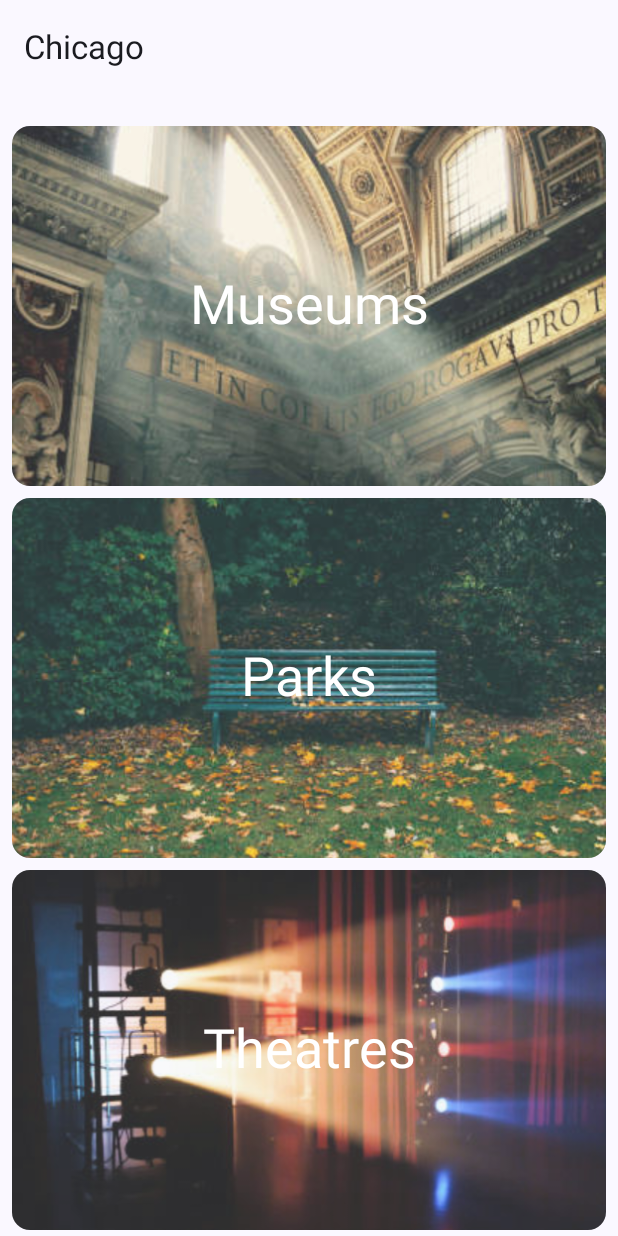
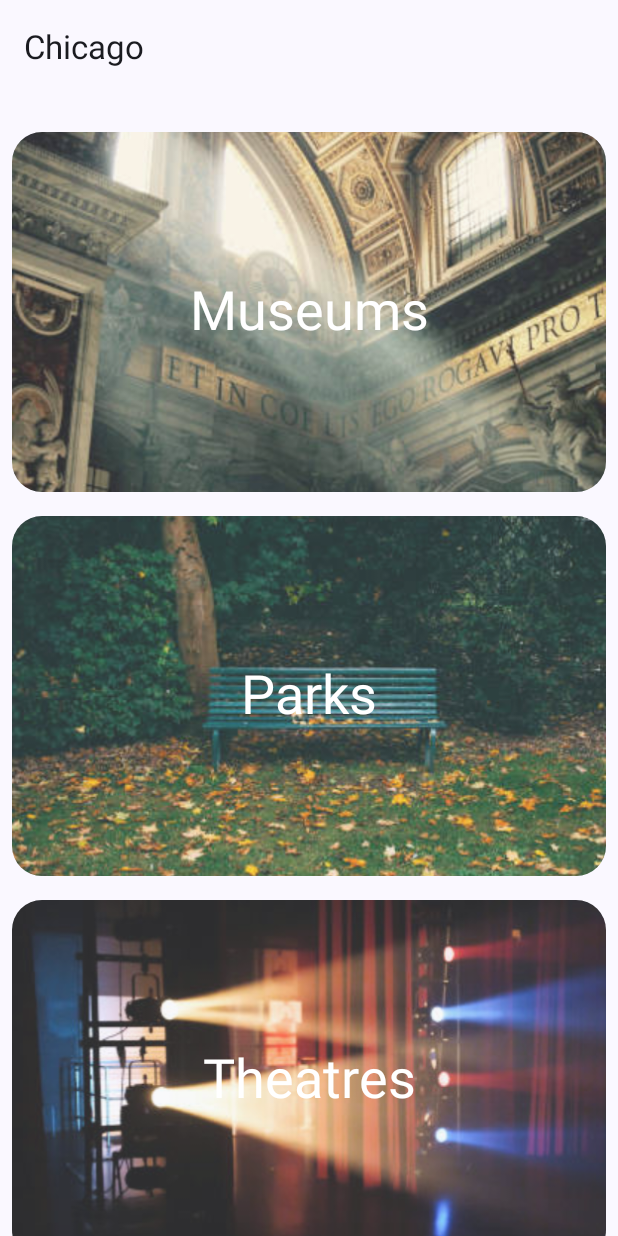
Before and after one commit to nascriptone/chicago, an Android app built with Jetpack Compose: the screen it shows after launch (MainActivity), on a phone screen of 412 x 824 dp. Run offline under Robolectric (Android 15) with nearby library versions, the phone set to English and light mode, and no system bars; our stand-ins replace window size class.

Commit message:
change project structure

```diff
--- a/app/src/main/java/com/example/chicago/ui/AppUIState.kt
+++ b/app/src/main/java/com/example/chicago/ui/AppUIState.kt
@@ -1,9 +1,10 @@
 package com.example.chicago.ui
 
+import com.example.chicago.data.DataSource
 import com.example.chicago.models.Category
 import com.example.chicago.models.Recommend
 
 data class AppUIState(
-    val currentCategory: Category,
-    val userSelectedCurrent: Recommend
+    val currentCategory: Category = DataSource.categoryList.first(),
+    val userSelectedCurrent: Recommend = DataSource.categoryList.first().recommendations.first(),
 )
--- a/app/src/main/java/com/example/chicago/ui/ChicagoApp.kt
+++ b/app/src/main/java/com/example/chicago/ui/ChicagoApp.kt
@@ -1,8 +1,10 @@
 package com.example.chicago.ui
 
-import androidx.compose.foundation.layout.fillMaxSize
-import androidx.compose.foundation.layout.padding
+import androidx.compose.material.icons.Icons
+import androidx.compose.material.icons.automirrored.filled.ArrowBack
 import androidx.compose.material3.ExperimentalMaterial3Api
+import androidx.compose.material3.Icon
+import androidx.compose.material3.IconButton
 import androidx.compose.material3.Scaffold
 import androidx.compose.material3.Text
 import androidx.compose.material3.TopAppBar
@@ -11,23 +13,50 @@ import androidx.compose.runtime.Composable
 import androidx.compose.runtime.collectAsState
 import androidx.compose.runtime.getValue
 import androidx.compose.ui.Modifier
+import androidx.compose.ui.res.stringResource
 import androidx.lifecycle.viewmodel.compose.viewModel
+import androidx.navigation.NavBackStackEntry
 import androidx.navigation.NavHostController
-import androidx.navigation.compose.NavHost
-import androidx.navigation.compose.composable
+import androidx.navigation.compose.currentBackStackEntryAsState
 import androidx.navigation.compose.rememberNavController
+import com.example.chicago.R
+import com.example.chicago.ui.layout.AppDefaultLayout
+import com.example.chicago.ui.layout.AppExpandedLayout
 import com.example.chicago.ui.screens.ChicagoScreens
-import com.example.chicago.ui.screens.DetailScreen
-import com.example.chicago.ui.screens.HomeScreen
-import com.example.chicago.ui.screens.RecomScreen
-import com.example.chicago.utils.AppContentType
+import com.example.chicago.ui.viewmodel.ChicagoViewModel
 
 @OptIn(ExperimentalMaterial3Api::class)
 @Composable
-fun AppTopBar(modifier: Modifier = Modifier) {
+fun AppTopBar(
+    backStackEntry: NavBackStackEntry?,
+    categoryTitle: Int,
+    onBackPress: () -> Unit,
+    modifier: Modifier = Modifier
+) {
+    val currentScreen = ChicagoScreens.valueOf(
+        backStackEntry?.destination?.route ?: ChicagoScreens.Home.name
+    )
     TopAppBar(
         title = {
-            Text(text = "Chicago")
+            Text(
+                text = if (currentScreen == ChicagoScreens.Recommendation) {
+                    stringResource(id = categoryTitle)
+                } else {
+                    stringResource(id = currentScreen.title)
+                }
+            )
+        },
+        navigationIcon = {
+            if (currentScreen != ChicagoScreens.Home) {
+                IconButton(
+                    onClick = onBackPress
+                ) {
+                    Icon(
+                        imageVector = Icons.AutoMirrored.Default.ArrowBack,
+                        contentDescription = stringResource(id = R.string.back)
+                    )
+                }
+            }
         },
         modifier = modifier
     )
@@ -40,42 +69,55 @@ fun ChicagoApp(
     windowSize: WindowWidthSizeClass,
 ) {
     val uiState by viewModel.uiState.collectAsState()
-    val contentType = when (windowSize) {
-        WindowWidthSizeClass.Expanded -> AppContentType.ListAndDetails
-        else -> AppContentType.ListOnly
-    }
-    Scaffold(
-        topBar = {
-            AppTopBar()
+    val backStackEntry by navController.currentBackStackEntryAsState()
+
+    Scaffold(topBar = {
+        AppTopBar(
+            backStackEntry = backStackEntry,
+            categoryTitle = uiState.currentCategory.title,
+            onBackPress = {
+                navController.navigateUp()
+            }
+        )
+    }) { innerPadding ->
+
+        when (windowSize) {
+            WindowWidthSizeClass.Expanded -> AppExpandedLayout(
+                uiState = uiState,
+                viewModel = viewModel,
+                innerPadding = innerPadding,
+                navController = navController
+            )
+            else -> AppDefaultLayout(
+                uiState = uiState,
+                viewModel = viewModel,
+                innerPadding = innerPadding,
+                navController = navController
+            )
         }
-    ) { innerPadding ->
-        NavHost(
-            navController = navController,
-            startDestination = ChicagoScreens.Home.name,
-            modifier = Modifier
-                .fillMaxSize()
-                .padding(innerPadding),
-        ) {
-            composable(route = ChicagoScreens.Home.name) {
-                HomeScreen(
-                    onCardClick = {
-                        viewModel.updateCategory(it)
-                        navController.navigate(ChicagoScreens.Recommendation.name)
-                    }
-                )
-            }
-            composable(route = ChicagoScreens.Recommendation.name) {
-                RecomScreen(
-                    selectedCategory = uiState.currentCategory,
-                    onCardClick = {
-                        viewModel.updateUserSelected(it)
-                        navController.navigate(ChicagoScreens.Details.name)
-                    }
-                )
-            }
-            composable(route = ChicagoScreens.Details.name) {
-                DetailScreen(details = uiState.userSelectedCurrent)
-            }
-        }
+
+//        NavHost(
+//            navController = navController,
+//            startDestination = ChicagoScreens.Home.name,
+//            modifier = Modifier
+//                .fillMaxSize()
+//                .padding(innerPadding),
+//        ) {
+//            composable(route = ChicagoScreens.Home.name) {
+//                HomeScreen(onCardClick = {
+//                    viewModel.updateCategory(it)
+//                    navController.navigate(ChicagoScreens.Recommendation.name)
+//                })
+//            }
+//            composable(route = ChicagoScreens.Recommendation.name) {
+//                RecomScreen(selectedCategory = uiState.currentCategory, onCardClick = {
+//                    viewModel.updateUserSelected(it)
+//                    navController.navigate(ChicagoScreens.Details.name)
+//                })
+//            }
+//            composable(route = ChicagoScreens.Details.name) {
+//                DetailScreen(details = uiState.userSelectedCurrent)
+//            }
+//        }
     }
 }
--- /dev/null
+++ b/app/src/main/java/com/example/chicago/ui/layout/AppDefaultLayout.kt
@@ -0,0 +1,49 @@
+package com.example.chicago.ui.layout
+
+import androidx.compose.foundation.layout.PaddingValues
+import androidx.compose.foundation.layout.fillMaxSize
+import androidx.compose.foundation.layout.padding
+import androidx.compose.runtime.Composable
+import androidx.compose.ui.Modifier
+import androidx.navigation.NavHostController
+import androidx.navigation.compose.NavHost
+import androidx.navigation.compose.composable
+import com.example.chicago.ui.AppUIState
+import com.example.chicago.ui.screens.ChicagoScreens
+import com.example.chicago.ui.screens.DetailScreen
+import com.example.chicago.ui.screens.HomeScreen
+import com.example.chicago.ui.screens.RecomScreen
+import com.example.chicago.ui.viewmodel.ChicagoViewModel
+
+@Composable
+fun AppDefaultLayout(
+    uiState: AppUIState,
+    viewModel: ChicagoViewModel,
+    navController: NavHostController,
+    innerPadding: PaddingValues,
+    modifier: Modifier = Modifier
+) {
+    NavHost(
+        navController = navController,
+        startDestination = ChicagoScreens.Home.name,
+        modifier = modifier
+            .fillMaxSize()
+            .padding(innerPadding),
+    ) {
+        composable(route = ChicagoScreens.Home.name) {
+            HomeScreen(onCardClick = {
+                viewModel.updateCategory(it)
+                navController.navigate(ChicagoScreens.Recommendation.name)
+            })
+        }
+        composable(route = ChicagoScreens.Recommendation.name) {
+            RecomScreen(selectedCategory = uiState.currentCategory, onCardClick = {
+                viewModel.updateUserSelected(it)
+                navController.navigate(ChicagoScreens.Details.name)
+            })
+        }
+        composable(route = ChicagoScreens.Details.name) {
+            DetailScreen(details = uiState.userSelectedCurrent)
+        }
+    }
+}
--- a/app/src/main/java/com/example/chicago/ui/screens/ChicagoScreens.kt
+++ b/app/src/main/java/com/example/chicago/ui/screens/ChicagoScreens.kt
@@ -1,7 +1,10 @@
 package com.example.chicago.ui.screens
 
-enum class ChicagoScreens {
-    Home,
-    Recommendation,
-    Details
+import androidx.annotation.StringRes
+import com.example.chicago.R
+
+enum class ChicagoScreens(@StringRes val title: Int) {
+    Home(title = R.string.home),
+    Recommendation(title = R.string.recommendation),
+    Details(title = R.string.details)
 }
--- a/app/src/main/java/com/example/chicago/ui/screens/DetailScreen.kt
+++ b/app/src/main/java/com/example/chicago/ui/screens/DetailScreen.kt
@@ -115,6 +115,7 @@ fun DetailScreen(
                 }
             }
         }
+        Spacer(modifier = Modifier.height(40.dp))
     }
 }
 
--- a/app/src/main/java/com/example/chicago/ui/screens/HomeScreen.kt
+++ b/app/src/main/java/com/example/chicago/ui/screens/HomeScreen.kt
@@ -8,6 +8,7 @@ import androidx.compose.foundation.layout.height
 import androidx.compose.foundation.layout.padding
 import androidx.compose.foundation.lazy.LazyColumn
 import androidx.compose.foundation.lazy.items
+import androidx.compose.foundation.shape.RoundedCornerShape
 import androidx.compose.material3.Card
 import androidx.compose.material3.MaterialTheme
 import androidx.compose.material3.Text
@@ -42,7 +43,7 @@ fun HomeScreen(
             CategoryCard(
                 category = category,
                 onCardClick = { onCardClick(category) },
-                modifier = Modifier.padding(horizontal = 8.dp, vertical = 4.dp)
+                modifier = Modifier.padding(8.dp)
             )
         }
 
@@ -61,6 +62,7 @@ fun CategoryCard(
 ) {
     Card(
         onClick = onCardClick,
+        shape = RoundedCornerShape(20.dp),
         modifier = modifier
     ) {
         Box {
--- a/app/src/main/java/com/example/chicago/ui/ChicagoViewModel.kt
+++ b/app/src/main/java/com/example/chicago/ui/viewmodel/ChicagoViewModel.kt
@@ -1,9 +1,9 @@
-package com.example.chicago.ui
+package com.example.chicago.ui.viewmodel
 
 import androidx.lifecycle.ViewModel
-import com.example.chicago.data.DataSource
 import com.example.chicago.models.Category
 import com.example.chicago.models.Recommend
+import com.example.chicago.ui.AppUIState
 import kotlinx.coroutines.flow.MutableStateFlow
 import kotlinx.coroutines.flow.StateFlow
 import kotlinx.coroutines.flow.asStateFlow
@@ -11,12 +11,7 @@ import kotlinx.coroutines.flow.update
 
 class ChicagoViewModel : ViewModel() {
 
-    private val _uiState = MutableStateFlow(
-        AppUIState(
-            currentCategory = DataSource.categoryList.first(),
-            userSelectedCurrent = DataSource.categoryList.first().recommendations.first()
-        )
-    )
+    private val _uiState = MutableStateFlow(AppUIState())
     val uiState: StateFlow<AppUIState> = _uiState.asStateFlow()
 
 
@@ -24,7 +19,7 @@ class ChicagoViewModel : ViewModel() {
         _uiState.update {
             it.copy(
                 currentCategory = category,
-                userSelectedCurrent = category.recommendations.first()
+                userSelectedCurrent = category.recommendations.first(),
             )
         }
     }
--- a/app/src/main/java/com/example/chicago/utils/WindowStateUtils.kt
+++ /dev/null
@@ -1,5 +0,0 @@
-package com.example.chicago.utils
-
-enum class AppContentType {
-    ListOnly, ListAndDetails
-}
--- a/app/src/main/res/values/strings.xml
+++ b/app/src/main/res/values/strings.xml
@@ -1,6 +1,12 @@
 <resources>
 
     <string name="app_name">Chicago</string>
+
+    <!-- Route titles -->
+
+    <string name="home">Chicago</string>
+    <string name="recommendation">Recommendation</string>
+    <string name="details">Details</string>
 
     <!-- Museum -->
 
@@ -202,5 +208,6 @@
 
     <string name="open">Open : </string>
     <string name="close">Close : </string>
+    <string name="back">Back</string>
 
 </resources>
```
Also changed, not shown: app/src/main/java/com/example/chicago/ui/layout/AppExpandedLayout.kt (added, +82 -0 lines).
